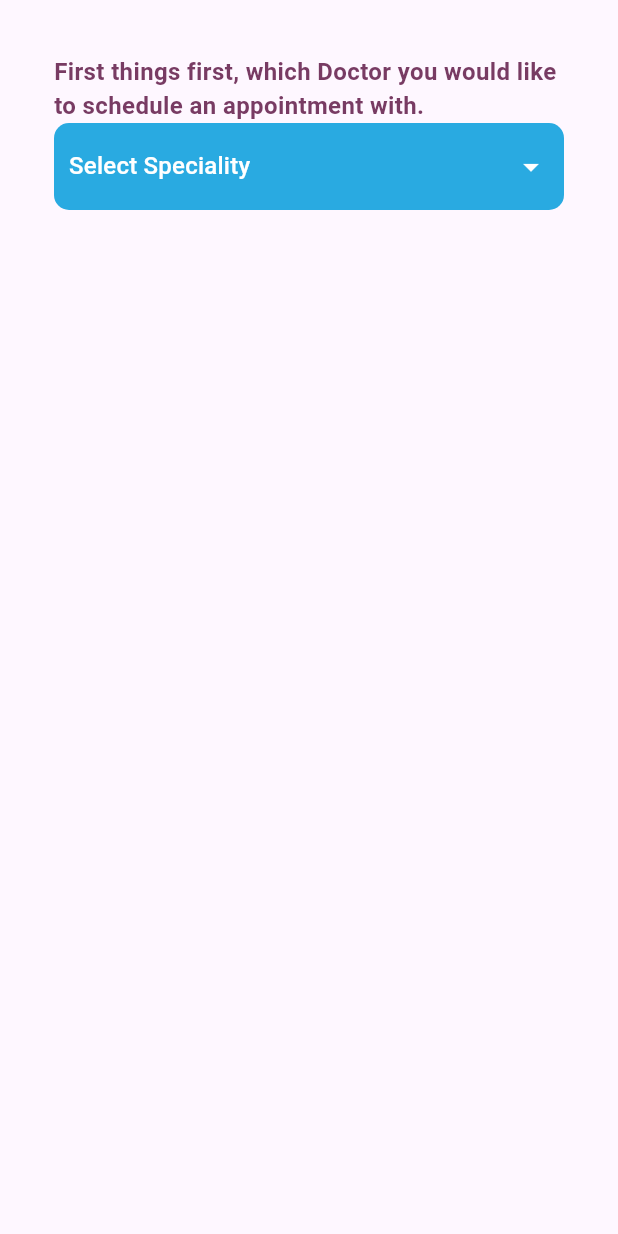
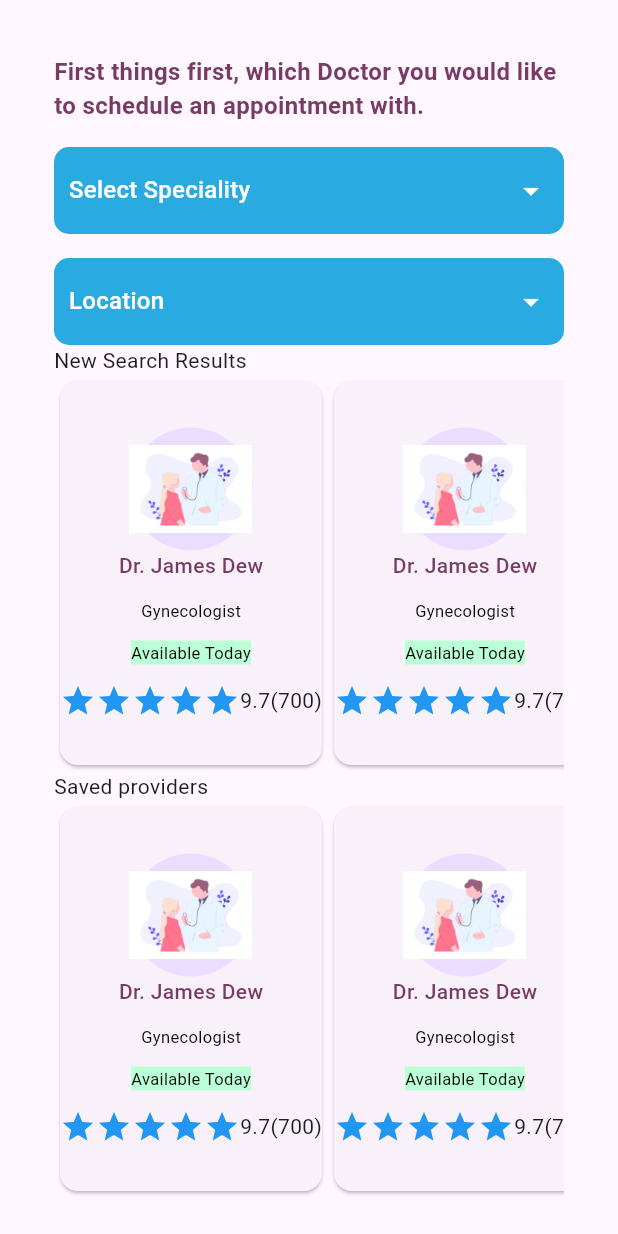
Before and after one commit to ogomaemmanuel/panacare, a Flutter app: the DoctorsSearchPage widget shown alone on an empty page, opened directly, on a phone screen of 412 x 824 dp. Run offline on Flutter 3.47's test engine with Material 3 defaults, Android fonts, the phone set to English and light mode, and no system bars; our stand-ins replace font_awesome_flutter, google_fonts, pinput.

Commit message:
added listview for saved doctors and doctors search result

```diff
--- /dev/null
+++ b/lib/home/doctor_card.dart
@@ -0,0 +1,63 @@
+import 'package:flutter/cupertino.dart';
+import 'package:flutter/material.dart';
+
+class DoctorCard extends StatelessWidget {
+  const DoctorCard({super.key});
+
+  @override
+  Widget build(BuildContext context) {
+    return Card(
+      child: Column(
+        mainAxisAlignment: MainAxisAlignment.center,
+        crossAxisAlignment: CrossAxisAlignment.center,
+        children: [
+          //Makes the image circular using CircleAvatar,
+          // you can also use cliprect, clip oval
+          CircleAvatar(
+            radius: 41,
+            child:
+                Image(image: AssetImage("assets/home/doctor_placeholder.png")),
+          ),
+
+          Text(
+            "Dr. James Dew",
+            textAlign: TextAlign.center,
+            style: TextStyle(
+                color: Color.fromRGBO(120, 59, 99, 1),
+                fontSize: 14,
+                fontWeight: FontWeight.w500),
+          ),
+          SizedBox(height: 12),
+          Text(
+            "Gynecologist",
+            textAlign: TextAlign.center,
+            style: TextStyle(
+                color: Colors.black, fontSize: 11, fontWeight: FontWeight.w400),
+          ),
+          SizedBox(height: 12),
+          Container(
+            color: Color.fromRGBO(186, 255, 214, 1),
+            child: Text(
+              "Available Today",
+              textAlign: TextAlign.center,
+              style: TextStyle(
+                  color: Colors.black,
+                  fontSize: 11,
+                  fontWeight: FontWeight.w400),
+            ),
+          ),
+          SizedBox(height: 12),
+          Row(mainAxisAlignment: MainAxisAlignment.center, children: [
+            ...List.generate(
+                5,
+                (index) => Icon(
+                      Icons.star,
+                      color: Colors.blue,
+                    )),
+            Text("9.7(700)")
+          ]),
+        ],
+      ),
+    );
+  }
+}
--- a/lib/home/doctors_search_tabview.dart
+++ b/lib/home/doctors_search_tabview.dart
@@ -1,6 +1,7 @@
 import 'package:flutter/cupertino.dart';
 import 'package:flutter/material.dart';
 import 'package:flutter/widgets.dart';
+import 'package:panacare/home/doctor_card.dart';
 
 class DoctorsSearchPage extends StatefulWidget {
   const DoctorsSearchPage({super.key});
@@ -14,8 +15,10 @@ class DoctorsSearchPage extends StatefulWidget {
 class _DoctorsSearchPageState extends State<DoctorsSearchPage> {
   @override
   Widget build(BuildContext context) {
-    return Padding(
-      padding: EdgeInsets.all(36.0),
+    return NestedScrollView(
+      floatHeaderSlivers: true,
+      body: Padding(
+        padding: EdgeInsets.only(top: 36.0, left: 36, right: 36),
         child: Column(
           children: [
             const Row(children: [
@@ -32,6 +35,47 @@ class _DoctorsSearchPageState extends State<DoctorsSearchPage> {
             Row(
               children: [
                 Expanded(
+                  child: Padding(
+                    padding: EdgeInsets.only(top: 16, bottom: 16),
+                    child: Container(
+                      // color: Colors.blue,
+                      padding:
+                          EdgeInsets.symmetric(horizontal: 10, vertical: 5),
+                      decoration: BoxDecoration(
+                          color: Color.fromRGBO(41, 170, 225, 1),
+                          borderRadius: BorderRadius.circular(10)),
+                      child: DropdownButton(
+                          dropdownColor: Color.fromRGBO(41, 170, 225, 1),
+                          onChanged: (_) => {},
+                          iconEnabledColor: Colors.white,
+                          underline: SizedBox(),
+                          isExpanded: true,
+                          hint: const Text(
+                            "Select Speciality",
+                            style: TextStyle(color: Colors.white),
+                          ),
+                          items: const [
+                            DropdownMenuItem(
+                                value: "Dermatologist ",
+                                child: Text(
+                                  "Dermatologist",
+                                  style: TextStyle(color: Colors.white),
+                                )),
+                            DropdownMenuItem(
+                                value: "Cardiologist ",
+                                child: Text(
+                                  "Cardiologist",
+                                  style: TextStyle(color: Colors.white),
+                                )),
+                          ]),
+                    ),
+                  ),
+                ),
+              ],
+            ),
+            Row(
+              children: [
+                Expanded(
                   child: Container(
                     // color: Colors.blue,
                     padding: EdgeInsets.symmetric(horizontal: 10, vertical: 5),
@@ -44,24 +88,55 @@ class _DoctorsSearchPageState extends State<DoctorsSearchPage> {
                         iconEnabledColor: Colors.white,
                         underline: SizedBox(),
                         isExpanded: true,
-                      hint: Text(
-                        "Select Speciality",
+                        hint: const Text(
+                          "Location",
                           style: TextStyle(color: Colors.white),
                         ),
-                      items: [
+                        items: const [
                           DropdownMenuItem(
-                            value: "Dermatologist ",
-                            child: Text("Dermatologist")),
+                              value: "Nairobi ",
+                              child: Text(
+                                "Nairobi",
+                                style: TextStyle(color: Colors.white),
+                              )),
                           DropdownMenuItem(
-                            value: "Cardiologist ",
-                            child: Text("Cardiologist")),
+                              value: "Kisumu ",
+                              child: Text(
+                                "Kisumu",
+                                style: TextStyle(color: Colors.white),
+                              )),
                         ]),
                   ),
                 ),
               ],
-          )
+            ),
+           Flexible(child: Row(
+              children: [Text("New Search Results")],
+            )),
+            Expanded(
+              flex: 8,
+              child: ListView(
+                scrollDirection: Axis.horizontal,
+                children: [
+                  Expanded(child: DoctorCard()), DoctorCard(), DoctorCard()],
+              ),
+            ),
+           Flexible(child:  Row(
+              children: [Text("Saved providers")],
+            )),
+            Expanded(
+              flex: 8,
+              child: ListView(
+                scrollDirection: Axis.horizontal,
+                children: [DoctorCard(), DoctorCard(), DoctorCard()],
+              ),
+            ),
           ],
         ),
+      ),
+      headerSliverBuilder: (BuildContext context, bool innerBoxIsScrolled) {
+        return [];
+      },
     );
   }
 }
--- a/lib/home/home_page.dart
+++ b/lib/home/home_page.dart
@@ -1,4 +1,6 @@
+import 'package:flutter/cupertino.dart';
 import 'package:flutter/material.dart';
+import 'package:flutter/widgets.dart';
 import 'package:font_awesome_flutter/font_awesome_flutter.dart';
 import 'package:panacare/home/doctors_search_tabview.dart';
 import 'package:panacare/home/packages_tabview.dart';
@@ -28,17 +30,16 @@ class _HomePageState extends State<HomePage> {
             title: const Row(
               children: [
                 Expanded(
+                    flex: 2,
                     child: Column(
                       crossAxisAlignment: CrossAxisAlignment.start,
                       children: [
                         Row(
                           children: [
                             Image(
-
-                          image:
-                              AssetImage("assets/home/login_user_profile.png"),
+                              image: AssetImage(
+                                  "assets/home/login_user_profile.png"),
                               height: 36.0,
-
                             ),
                             Padding(
                               padding: EdgeInsets.only(left: 4),
@@ -50,7 +51,8 @@ class _HomePageState extends State<HomePage> {
                                     style: TextStyle(
                                         fontSize: 12.0,
                                         fontWeight: FontWeight.bold,
-                                    color: Color.fromARGB(255, 204, 204, 204)),
+                                        color:
+                                            Color.fromARGB(255, 204, 204, 204)),
                                   ),
                                   Text(
                                     "Linda Doe",
@@ -68,6 +70,7 @@ class _HomePageState extends State<HomePage> {
                     )),
 
                 Expanded(
+                  flex: 1,
                   child: Column(
                     children: [
                       Image(
@@ -78,9 +81,10 @@ class _HomePageState extends State<HomePage> {
                 ),
 
                 Expanded(
+                  flex: 2,
                     child: Column(
                   crossAxisAlignment: CrossAxisAlignment.end,
-                  children: [Icon(Icons.notifications)],
+                  children: [Icon(Icons.notifications_none_outlined)],
                 )),
                 // Image(image: AssetImage("assets/Panacare-High-res.png"),height: 36.0),
               ],
--- /dev/null
+++ b/lib/widgets/panacare_drop_down_menu.dart
@@ -0,0 +1,41 @@
+import 'package:flutter/material.dart';
+
+class PanacareDropDownMenu extends StatelessWidget {
+  Color? color;
+  List<DropdownMenuItem> menuItems;
+  String hint;
+  Function? onChanged;
+
+  PanacareDropDownMenu(
+      {super.key,
+      required this.menuItems,
+      this.onChanged,
+      required this.hint,
+      this.color});
+
+  @override
+  Widget build(BuildContext context) {
+    return Container(
+        // color: Colors.blue,
+        padding: const EdgeInsets.symmetric(horizontal: 10, vertical: 5),
+        decoration: BoxDecoration(
+            color: color ?? const Color.fromRGBO(41, 170, 225, 1),
+            borderRadius: BorderRadius.circular(10)),
+        child: DropdownButton(
+            dropdownColor: color ?? const Color.fromRGBO(41, 170, 225, 1),
+            onChanged: (value) => onChanged ?? {},
+            iconEnabledColor: Colors.white,
+            underline: const SizedBox(),
+            isExpanded: true,
+            hint: Text(
+              hint,
+              style: const TextStyle(color: Colors.white),
+            ),
+            items: menuItems
+                .map((menuItem) => DropdownMenuItem(
+                      value: menuItem.value,
+                      child: menuItem.child,
+                    ))
+                .toList()));
+  }
+}
```
Also changed, not shown: assets/home/doctor_placeholder.png (added). Lines whose indentation alone changed are shown as unchanged.
